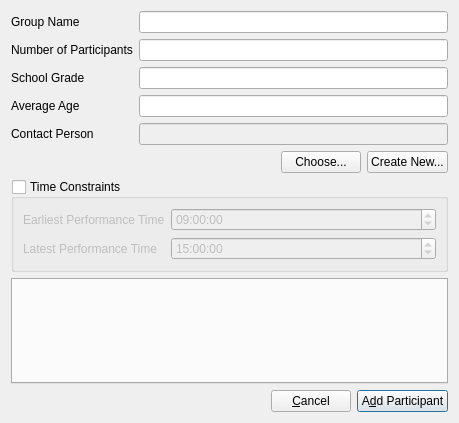
diana134/afs, file Forms/ui_addGroupParticipantDialog.ui: the form before one commit.
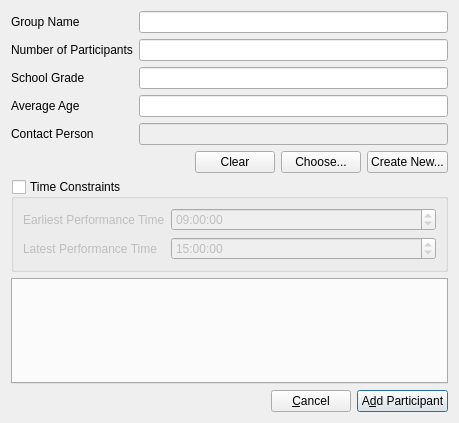
The form after the commit.

Commit message: Added buttons to remove teacher/contact fields.

Patch:
```diff
--- a/Forms/ui_addGroupParticipantDialog.ui
+++ b/Forms/ui_addGroupParticipantDialog.ui
@@ -99,6 +99,13 @@
          </property>
         </spacer>
        </item>
+       <item>
+        <widget class="QPushButton" name="clearContactBtn">
+         <property name="text">
+          <string>Clear</string>
+         </property>
+        </widget>
+       </item>
        <item>
         <widget class="QPushButton" name="chooseContactBtn">
          <property name="text">
```
The commit also changes 10 other files.
